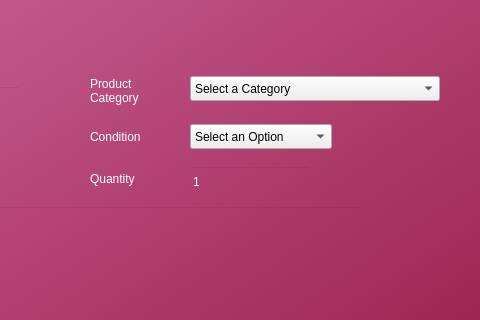
Qt form createlisting.ui (AnshulS853/Coursework-Improved) before a commit; both pictures show x 470 to 950 and y 104 to 424 of the 950 by 800 pixel window.
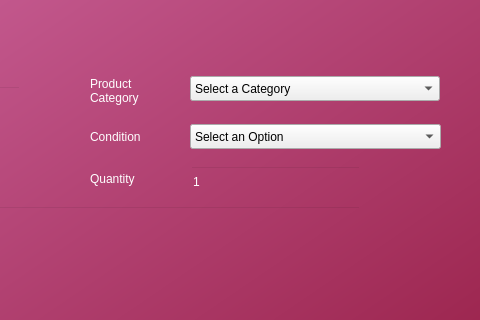
The same form after that commit.

The edit to the form file:
```diff
--- a/createlisting.ui
+++ b/createlisting.ui
@@ -406,7 +406,7 @@
      <rect>
       <x>660</x>
       <y>228</y>
-      <width>142</width>
+      <width>251</width>
       <height>25</height>
      </rect>
     </property>
@@ -616,7 +616,7 @@
      <rect>
       <x>660</x>
       <y>270</y>
-      <width>121</width>
+      <width>171</width>
       <height>31</height>
      </rect>
     </property>
```
